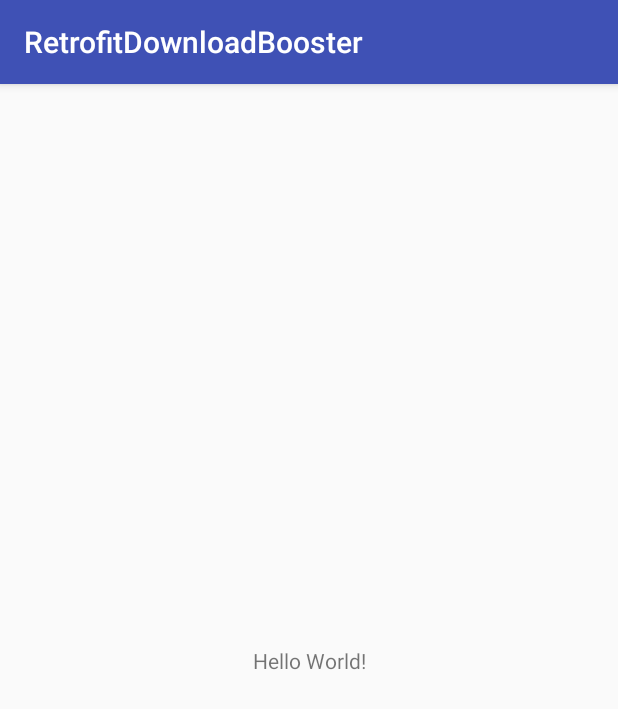
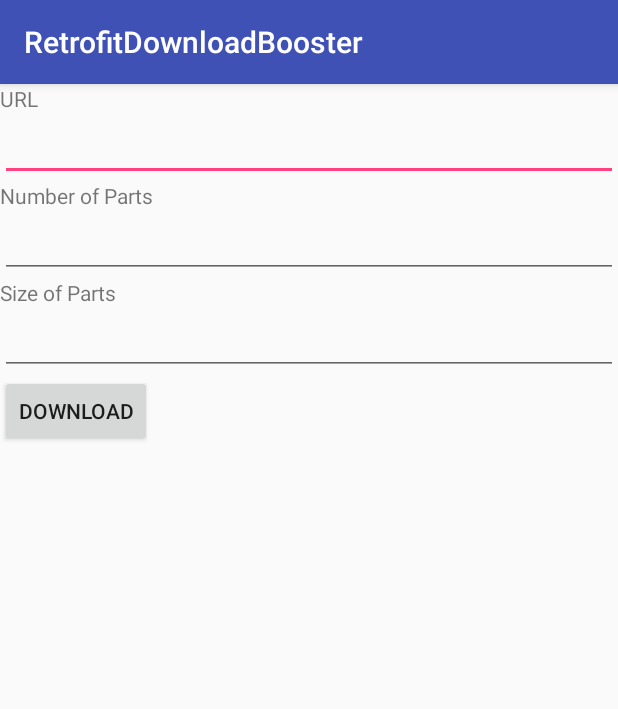
Before and after one commit to marktjohnston/RetrofitDownloadBooster, an Android app: the screen it shows after launch (MainActivity), on a phone screen of 412 x 824 dp. Shown: the top 709 px of the screen. Run offline under Robolectric (Android 15) with nearby library versions, the phone set to English and light mode, and no system bars.

Commit message:
Add input fields to activity, add validation to downloader

```diff
--- a/app/src/main/java/downloadbooster/mj/com/retrofitdownloadbooster/MainActivity.java
+++ b/app/src/main/java/downloadbooster/mj/com/retrofitdownloadbooster/MainActivity.java
@@ -2,12 +2,56 @@ package downloadbooster.mj.com.retrofitdownloadbooster;
 
 import android.support.v7.app.AppCompatActivity;
 import android.os.Bundle;
+import android.view.View;
+import android.widget.Button;
+import android.widget.EditText;
+import android.widget.TextView;
 
-public class MainActivity extends AppCompatActivity {
+import java.io.File;
+
+public class MainActivity extends AppCompatActivity implements DownloadBooster.DownloadCallBack {
+
+    Button btnDownloadButton;
+    EditText editFullURL, editNumberOfParts, editSizeOfParts;
+    TextView textStatus;
 
     @Override
     protected void onCreate(Bundle savedInstanceState) {
         super.onCreate(savedInstanceState);
         setContentView(R.layout.activity_main);
+
+        btnDownloadButton = (Button) findViewById(R.id.btnDownload);
+        editFullURL = (EditText)findViewById(R.id.TextURL);
+        editNumberOfParts = (EditText)findViewById(R.id.TextNumberOfParts);
+        editSizeOfParts = (EditText)findViewById(R.id.TextSizeOfParts);
+        textStatus = (TextView)findViewById(R.id.TextStatus);
+
+        btnDownloadButton.setOnClickListener(new View.OnClickListener() {
+            @Override
+            public void onClick(View v) {
+
+                String URL = editFullURL.getText().toString().isEmpty() ? "http://code.jquery.com/jquery-1.11.3.js" : editFullURL.getText().toString();
+                int numberOfParts = editNumberOfParts.getText().toString().isEmpty() ? 1 : Integer.parseInt(editNumberOfParts.getText().toString());
+                int sizeOfParts = editSizeOfParts.getText().toString().isEmpty() ? 1 : Integer.parseInt(editSizeOfParts.getText().toString());
+                DownloadBooster db = new DownloadBooster(URL, numberOfParts, sizeOfParts);
+
+                db.startDownload(MainActivity.this);
+            }
+        });
+
     }
+
+
+    @Override
+    public void DownloadComplete(File file) {
+
+    }
+
+    @Override
+    public void DownloadError(String Error) {
+
+        textStatus.setText(Error);
+    }
+
+
 }
--- a/app/src/main/res/layout/activity_main.xml
+++ b/app/src/main/res/layout/activity_main.xml
@@ -1,18 +1,53 @@
 <?xml version="1.0" encoding="utf-8"?>
-<android.support.constraint.ConstraintLayout xmlns:android="http://schemas.android.com/apk/res/android"
-    xmlns:app="http://schemas.android.com/apk/res-auto"
+<LinearLayout xmlns:android="http://schemas.android.com/apk/res/android"
     xmlns:tools="http://schemas.android.com/tools"
+    android:orientation="vertical"
     android:layout_width="match_parent"
     android:layout_height="match_parent"
     tools:context="downloadbooster.mj.com.retrofitdownloadbooster.MainActivity">
 
     <TextView
+        android:text="URL"
+        android:layout_width="wrap_content"
+        android:layout_height="wrap_content" />
+
+    <EditText
+        android:id="@+id/TextURL"
+        android:layout_width="match_parent"
+        android:layout_height="wrap_content" />
+
+
+    <TextView
+        android:text="Number of Parts"
+        android:layout_width="wrap_content"
+        android:layout_height="wrap_content" />
+    <EditText
+        android:id="@+id/TextNumberOfParts"
+        android:inputType="number"
+        android:layout_width="match_parent"
+        android:layout_height="wrap_content" />
+
+    <TextView
+        android:text="Size of Parts"
+        android:layout_width="wrap_content"
+        android:layout_height="wrap_content" />
+    <EditText
+        android:id="@+id/TextSizeOfParts"
+        android:inputType="number"
+        android:layout_width="match_parent"
+        android:layout_height="wrap_content" />
+
+    <Button
+        android:id="@+id/btnDownload"
+        android:text="Download"
+        android:layout_width="wrap_content"
+        android:layout_height="wrap_content" />
+
+    <TextView
+        android:id="@+id/TextStatus"
         android:layout_width="wrap_content"
         android:layout_height="wrap_content"
-        android:text="Hello World!"
-        app:layout_constraintBottom_toBottomOf="parent"
-        app:layout_constraintLeft_toLeftOf="parent"
-        app:layout_constraintRight_toRightOf="parent"
-        app:layout_constraintTop_toTopOf="parent" />
+        />
 
-</android.support.constraint.ConstraintLayout>
+
+</LinearLayout>
```
Also changed, not shown: app/src/main/java/downloadbooster/mj/com/retrofitdownloadbooster/DownloadBooster.java (+24 -14 lines).
